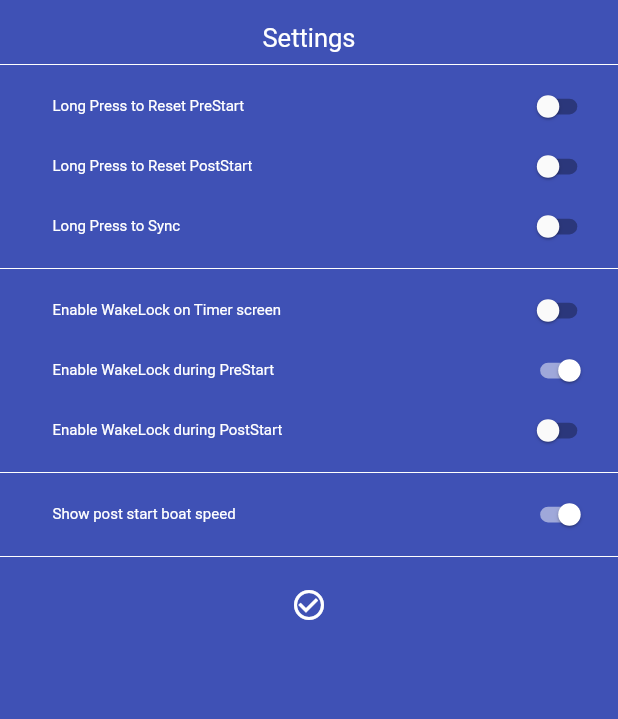
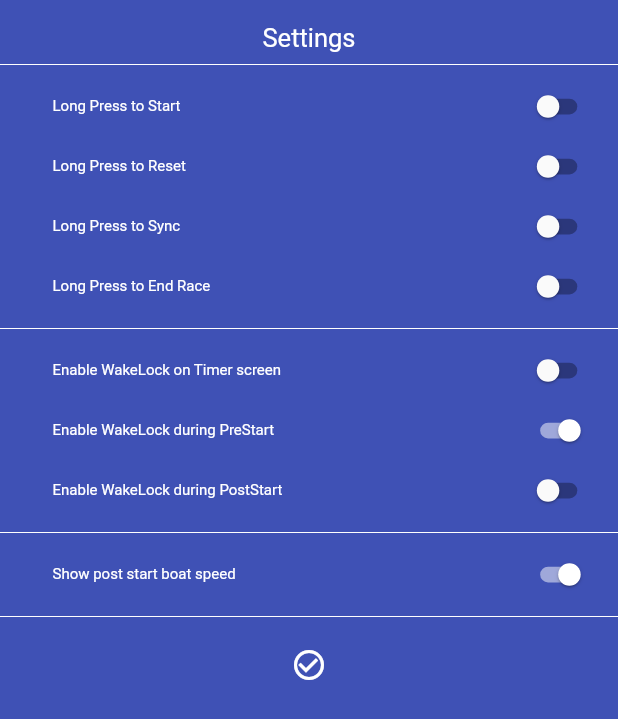
Before and after one commit to masus04/regatta-timer, a Flutter app: the screen it shows after launch, after a tap on the "lock open" icon, after a tap on the "settings" icon, on a phone screen of 412 x 824 dp. Shown: the top 719 px of the screen. Run offline on Flutter 3.47's test engine with Material 2 defaults, Android fonts, the phone set to English and light mode, and no system bars; our stand-ins replace geolocator, hooks_riverpod, numberpicker, shared_preferences, vibration, wakelock.

Commit message:
Added longPressToStart & implemented long presses being required when set in settings

```diff
--- a/lib/views/set_time/set_time_view.dart
+++ b/lib/views/set_time/set_time_view.dart
@@ -2,6 +2,7 @@ import 'package:flutter/material.dart';
 import 'package:hooks_riverpod/hooks_riverpod.dart';
 import 'package:regatta_timer/providers/app_view_provider.dart';
 import 'package:regatta_timer/providers/boat_speed_provider.dart';
+import 'package:regatta_timer/providers/settings_provider.dart';
 import 'package:regatta_timer/views/components/circular_icon_button.dart';
 import 'package:regatta_timer/views/components/layout.dart';
 import 'package:regatta_timer/views/set_time/time_selector.dart';
@@ -19,15 +20,14 @@ class SetTimeView extends HookConsumerWidget {
     final timerTypeButton = TopButton(
       text: Text("Timer", style: Theme.of(context).textTheme.button),
       onPressed: onTimerTypePressed(context, ref),
-      buttonStyle: TextButton.styleFrom(
-          backgroundColor: Theme.of(context).colorScheme.primary),
+      buttonStyle: TextButton.styleFrom(backgroundColor: Theme.of(context).colorScheme.primary),
     );
 
     final startButton = BottomButton(
       text: Text("Start", style: Theme.of(context).textTheme.button),
       onPressed: onStartPressed(context, ref),
-      buttonStyle: TextButton.styleFrom(
-          backgroundColor: Theme.of(context).colorScheme.secondary),
+      buttonStyle: TextButton.styleFrom(backgroundColor: Theme.of(context).colorScheme.secondary),
+      longPressRequired: ref.watch(settingsProvider).longPressToStart,
     );
 
     final settingsButton = CircularIconButton(
--- a/lib/views/settings/settings_view.dart
+++ b/lib/views/settings/settings_view.dart
@@ -21,19 +21,24 @@ class SettingsView extends HookConsumerWidget {
           ),
           const Divider(color: Colors.white),
           BooleanSetting(
-            text: "Long Press to Reset PreStart",
+            text: "Long Press to Start",
+            value: ref.watch(settingsProvider).longPressToStart,
+            onChanged: (newValue) => ref.read(settingsProvider.notifier).setLongPressToStart(newValue),
+          ),
+          BooleanSetting(
+            text: "Long Press to Reset",
             value: ref.watch(settingsProvider).longPressToResetPreStart,
             onChanged: (newValue) => ref.read(settingsProvider.notifier).setLongPressToResetPreStart(newValue),
-          ),
-          BooleanSetting(
-            text: "Long Press to Reset PostStart",
-            value: ref.watch(settingsProvider).longPressToResetPostStart,
-            onChanged: (newValue) => ref.read(settingsProvider.notifier).setLongPressToResetPostStart(newValue),
           ),
           BooleanSetting(
             text: "Long Press to Sync",
             value: ref.watch(settingsProvider).longPressToSync,
             onChanged: (newValue) => ref.read(settingsProvider.notifier).toggleLongPressToSync(newValue),
+          ),
+          BooleanSetting(
+            text: "Long Press to End Race",
+            value: ref.watch(settingsProvider).longPressToResetPostStart,
+            onChanged: (newValue) => ref.read(settingsProvider.notifier).setLongPressToResetPostStart(newValue),
           ),
           const Divider(color: Colors.white),
           BooleanSetting(
--- a/lib/views/timer/post_start_view.dart
+++ b/lib/views/timer/post_start_view.dart
@@ -2,6 +2,7 @@ import 'package:flutter/material.dart';
 import 'package:hooks_riverpod/hooks_riverpod.dart';
 import 'package:regatta_timer/providers/app_view_provider.dart';
 import 'package:regatta_timer/providers/boat_speed_provider.dart';
+import 'package:regatta_timer/providers/settings_provider.dart';
 import 'package:regatta_timer/providers/timer_provider.dart';
 import 'package:regatta_timer/views/components/layout.dart';
 import 'package:regatta_timer/views/components/timer.dart';
@@ -19,6 +20,7 @@ class PostStartView extends HookConsumerWidget {
       text: Text("End Race", style: Theme.of(context).textTheme.button),
       onPressed: onEndRacePressed(context, ref),
       buttonStyle: TextButton.styleFrom(backgroundColor: Theme.of(context).colorScheme.secondary),
+      longPressRequired: ref.watch(settingsProvider).longPressToResetPostStart,
     );
 
     final infoButton = BottomButton(
```
Also changed, not shown: lib/providers/settings_provider.dart (+16 -1 lines), lib/views/timer/pre_start_view.dart (+6 -5 lines).
